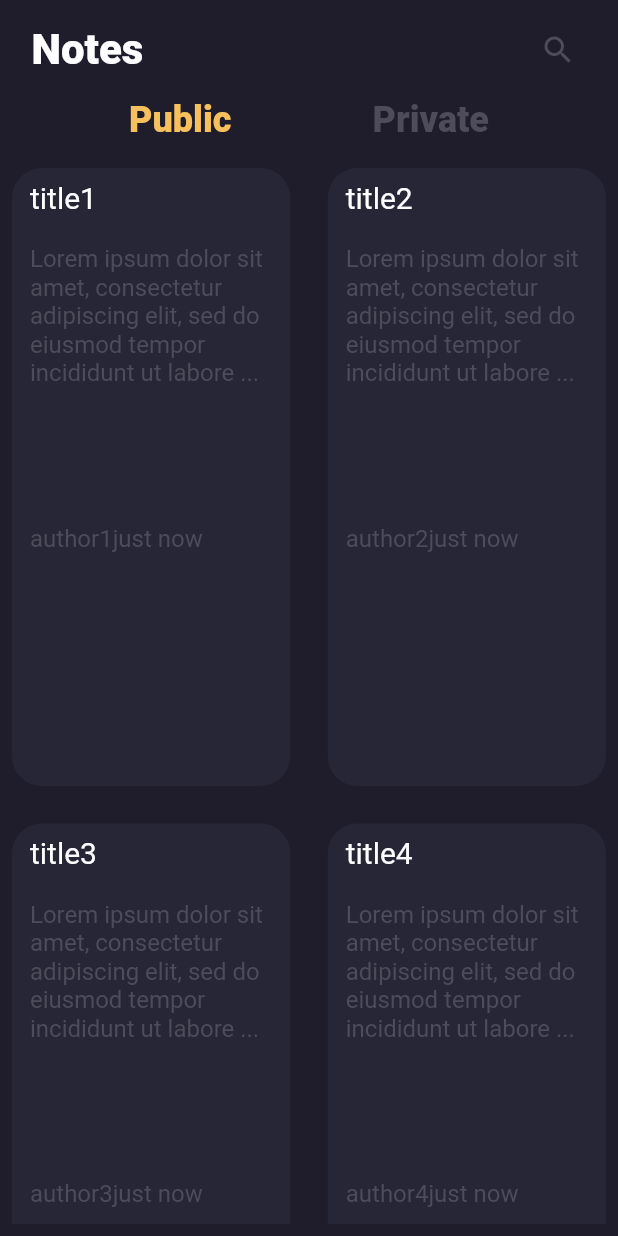
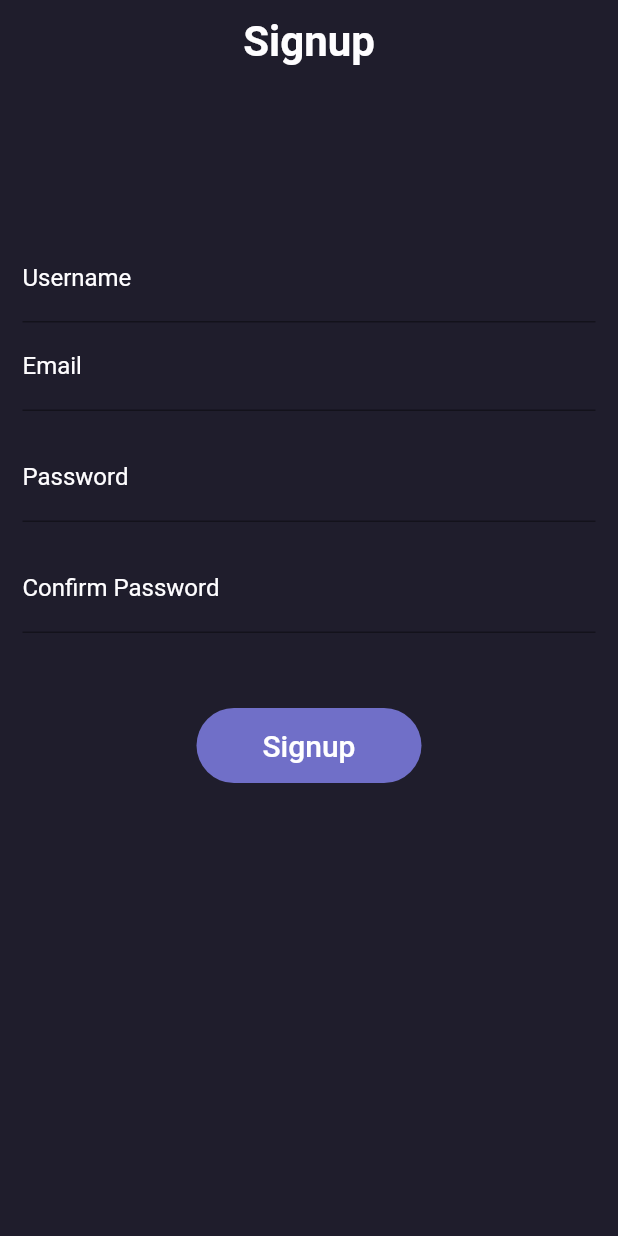
Before and after one commit to faisal-kn/NotesApp-server, a Flutter app: the screen it shows after launch, on a phone screen of 412 x 824 dp. Run offline on Flutter 3.47's test engine with Material 2 defaults, Android fonts, the phone set to English and light mode, and no system bars.

Commit message:
Created signup and fixed gesture bug

```diff
--- a/lib/main.dart
+++ b/lib/main.dart
@@ -2,6 +2,7 @@ import 'package:flutter/material.dart';
 import 'package:notesapp/classes/note.dart';
 import 'package:notesapp/screens/login.dart';
 import 'package:notesapp/screens/notesdisp.dart';
+import 'package:notesapp/screens/signup.dart';
 
 import 'constant.dart';
 
@@ -13,36 +14,37 @@ void main() {
       focusedBorder:
           UnderlineInputBorder(borderSide: BorderSide(color: headerTextColor)),
     )),
-    home: DisplayNotes(notes: [
-      Note(
-          'title1',
-          'Lorem ipsum dolor sit amet, consectetur adipiscing elit, sed do eiusmod tempor incididunt ut labore et dolore magna aliqua. Ut enim ad minim veniam, quis nostrud exercitation ullamco laboris nisi ut aliquip ex ea commodo consequat ',
-          'author1'),
-      Note(
-          'title2',
-          'Lorem ipsum dolor sit amet, consectetur adipiscing elit, sed do eiusmod tempor incididunt ut labore et dolore magna aliqua. Ut enim ad minim veniam, quis nostrud exercitation ullamco laboris nisi ut aliquip ex ea commodo consequat',
-          'author2'),
-      Note(
-          'title3',
-          'Lorem ipsum dolor sit amet, consectetur adipiscing elit, sed do eiusmod tempor incididunt ut labore et dolore magna aliqua. Ut enim ad minim veniam, quis nostrud exercitation ullamco laboris nisi ut aliquip ex ea commodo consequat',
-          'author3'),
-      Note(
-          'title4',
-          'Lorem ipsum dolor sit amet, consectetur adipiscing elit, sed do eiusmod tempor incididunt ut labore et dolore magna aliqua. Ut enim ad minim veniam, quis nostrud exercitation ullamco laboris nisi ut aliquip ex ea commodo consequat',
-          'author4'),
-      Note(
-          'title5',
-          'Lorem ipsum dolor sit amet, consectetur adipiscing elit, sed do eiusmod tempor incididunt ut labore et dolore magna aliqua. Ut enim ad minim veniam, quis nostrud exercitation ullamco laboris nisi ut aliquip ex ea commodo consequat',
-          'author5'),
-      Note(
-          'title6',
-          'Lorem ipsum dolor sit amet, consectetur adipiscing elit, sed do eiusmod tempor incididunt ut labore et dolore magna aliqua. Ut enim ad minim veniam, quis nostrud exercitation ullamco laboris nisi ut aliquip ex ea commodo consequat',
-          'author6'),
-      Note(
-          'title7',
-          'Lorem ipsum dolor sit amet, consectetur adipiscing elit, sed do eiusmod tempor incididunt ut labore et dolore magna aliqua. Ut enim ad minim veniam, quis nostrud exercitation ullamco laboris nisi ut aliquip ex ea commodo consequat',
-          'author7'),
-    ]),
+    // home: DisplayNotes(notes: [
+    //   Note(
+    //       'title1',
+    //       'Lorem ipsum dolor sit amet, consectetur adipiscing elit, sed do eiusmod tempor incididunt ut labore et dolore magna aliqua. Ut enim ad minim veniam, quis nostrud exercitation ullamco laboris nisi ut aliquip ex ea commodo consequat ',
+    //       'author1'),
+    //   Note(
+    //       'title2',
+    //       'Lorem ipsum dolor sit amet, consectetur adipiscing elit, sed do eiusmod tempor incididunt ut labore et dolore magna aliqua. Ut enim ad minim veniam, quis nostrud exercitation ullamco laboris nisi ut aliquip ex ea commodo consequat',
+    //       'author2'),
+    //   Note(
+    //       'title3',
+    //       'Lorem ipsum dolor sit amet, consectetur adipiscing elit, sed do eiusmod tempor incididunt ut labore et dolore magna aliqua. Ut enim ad minim veniam, quis nostrud exercitation ullamco laboris nisi ut aliquip ex ea commodo consequat',
+    //       'author3'),
+    //   Note(
+    //       'title4',
+    //       'Lorem ipsum dolor sit amet, consectetur adipiscing elit, sed do eiusmod tempor incididunt ut labore et dolore magna aliqua. Ut enim ad minim veniam, quis nostrud exercitation ullamco laboris nisi ut aliquip ex ea commodo consequat',
+    //       'author4'),
+    //   Note(
+    //       'title5',
+    //       'Lorem ipsum dolor sit amet, consectetur adipiscing elit, sed do eiusmod tempor incididunt ut labore et dolore magna aliqua. Ut enim ad minim veniam, quis nostrud exercitation ullamco laboris nisi ut aliquip ex ea commodo consequat',
+    //       'author5'),
+    //   Note(
+    //       'title6',
+    //       'Lorem ipsum dolor sit amet, consectetur adipiscing elit, sed do eiusmod tempor incididunt ut labore et dolore magna aliqua. Ut enim ad minim veniam, quis nostrud exercitation ullamco laboris nisi ut aliquip ex ea commodo consequat',
+    //       'author6'),
+    //   Note(
+    //       'title7',
+    //       'Lorem ipsum dolor sit amet, consectetur adipiscing elit, sed do eiusmod tempor incididunt ut labore et dolore magna aliqua. Ut enim ad minim veniam, quis nostrud exercitation ullamco laboris nisi ut aliquip ex ea commodo consequat',
+    //       'author7'),
+    // ]),
     // home: Login(),
+       home: Signup(),
   ));
 }
--- a/lib/screens/login.dart
+++ b/lib/screens/login.dart
@@ -12,7 +12,12 @@ class Login extends StatefulWidget {
 class _LoginState extends State<Login> {
   @override
   Widget build(BuildContext context) {
-    return Scaffold(
+    return GestureDetector(
+      onTap: (){
+        FocusManager.instance.primaryFocus?.unfocus();
+      },
+      child: Scaffold(
+        resizeToAvoidBottomInset: false,
         backgroundColor: backgroundColor,
         appBar: AppBar(
           backgroundColor: backgroundColor,
@@ -122,6 +127,7 @@ class _LoginState extends State<Login> {
             ],
           ),
         ]),
+      ),
     );
   }
 }
--- /dev/null
+++ b/lib/screens/signup.dart
@@ -0,0 +1,137 @@
+import 'package:flutter/material.dart';
+
+import '../constant.dart';
+
+class Signup extends StatefulWidget {
+  const Signup({Key? key}) : super(key: key);
+
+  @override
+  _SignupState createState() => _SignupState();
+}
+
+class _SignupState extends State<Signup> {
+  @override
+  Widget build(BuildContext context) {
+    return GestureDetector(
+      onTap: ()=>
+        FocusManager.instance.primaryFocus?.unfocus(),
+      child: Scaffold(
+        resizeToAvoidBottomInset: false,
+        backgroundColor: backgroundColor,
+        appBar: AppBar(
+          backgroundColor: backgroundColor,
+          elevation: 0,
+          title: Center(
+            child: Text(
+              'Signup',
+              style: TextStyle(
+                color: headerTextColor,
+                fontSize: headerTextSize,
+                fontWeight: FontWeight.bold,
+              ),
+            ),
+          ),
+        ),
+        body:
+            Column(
+            children: <Widget>[
+              SizedBox(
+                height: 100.0,
+              ),
+              Padding(
+                //padding: const EdgeInsets.only(left:15.0,right: 15.0,top:0,bottom: 0),
+                padding: EdgeInsets.symmetric(horizontal: 15),
+                child: TextField(
+                  decoration: InputDecoration(
+                    border: UnderlineInputBorder(
+                        borderSide: BorderSide(
+                      color: normalTextColor,
+                    )),
+                    labelText: 'Username',
+                    labelStyle: TextStyle(
+                      color: headerTextColor,
+                    ),
+                  ),
+                  style: TextStyle(
+                    color: normalTextColor,
+                  ),
+                ),
+              ),
+              Padding(
+                //padding: const EdgeInsets.only(left:15.0,right: 15.0,top:0,bottom: 0),
+                padding: EdgeInsets.symmetric(horizontal: 15),
+                child: TextField(
+                  decoration: InputDecoration(
+                    border: UnderlineInputBorder(
+                        borderSide: BorderSide(
+                      color: normalTextColor,
+                    )),
+                    labelText: 'Email',
+                    hintText: 'Enter valid email id as abc@gmail.com',
+                    labelStyle: TextStyle(
+                      color: headerTextColor,
+                    ),
+                    hintStyle: TextStyle(color: normalTextColor),
+                  ),
+                  style: TextStyle(
+                    color: normalTextColor,
+                  ),
+                ),
+              ),
+              Padding(
+                padding: const EdgeInsets.only(
+                    left: 15.0, right: 15.0, top: 15, bottom: 0),
+                //padding: EdgeInsets.symmetric(horizontal: 15),
+                child: TextField(
+                  obscureText: true,
+                  decoration: InputDecoration(
+                    labelText: 'Password',
+                    hintText: 'Enter secure password',
+                    labelStyle: TextStyle(
+                      color: headerTextColor,
+                    ),
+                    hintStyle: TextStyle(color: normalTextColor),
+                  ),
+                ),
+              ),
+              Padding(
+                padding: const EdgeInsets.only(
+                    left: 15.0, right: 15.0, top: 15, bottom: 0),
+                //padding: EdgeInsets.symmetric(horizontal: 15),
+                child: TextField(
+                  obscureText: true,
+                  decoration: InputDecoration(
+                    labelText: 'Confirm Password',
+                    hintText: 'Enter the same password',
+                    labelStyle: TextStyle(
+                      color: headerTextColor,
+                    ),
+                    hintStyle: TextStyle(color: normalTextColor),
+                  ),
+                ),
+              ),
+              SizedBox(
+                height: 50.0,
+              ),
+              Container(
+                height: 50,
+                width: 150,
+                decoration: BoxDecoration(
+                    color: buttonColor, borderRadius: BorderRadius.circular(100)),
+                child: TextButton(
+                  onPressed: () {},
+                  child: Text(
+                    'Signup',
+                    style: TextStyle(color: Colors.white, fontSize: normalTextSize),
+                  ),
+                ),
+              ),
+              SizedBox(
+                height: 30,
+              ),
+            ],
+          ),
+        ),
+    );
+  }
+}
--- a/lib/widgets/notecard.dart
+++ b/lib/widgets/notecard.dart
@@ -12,9 +12,9 @@ class NoteCard extends StatelessWidget {
   Widget build(BuildContext context) {
     var random = Random();
     return Container(
-      // height: (180 + random.nextInt(100)).toDouble(),
+      height: (180 + random.nextInt(100)).toDouble(),
       // height:180.0,
-        height: MediaQuery.of(context).size.width,
+      //   height: MediaQuery.of(context).size.width,
       decoration: BoxDecoration(
         borderRadius: BorderRadius.circular(20),
         color: allCardColor,
@@ -44,7 +44,7 @@ class NoteCard extends StatelessWidget {
             SizedBox(height: 20),
             Expanded(
               child: Wrap(
-                direction: Axis.horizontal,
+                direction: Axis.vertical,
                 children: [
                   Text(
                     note.author,
```
Lines whose indentation alone changed are shown as unchanged.
